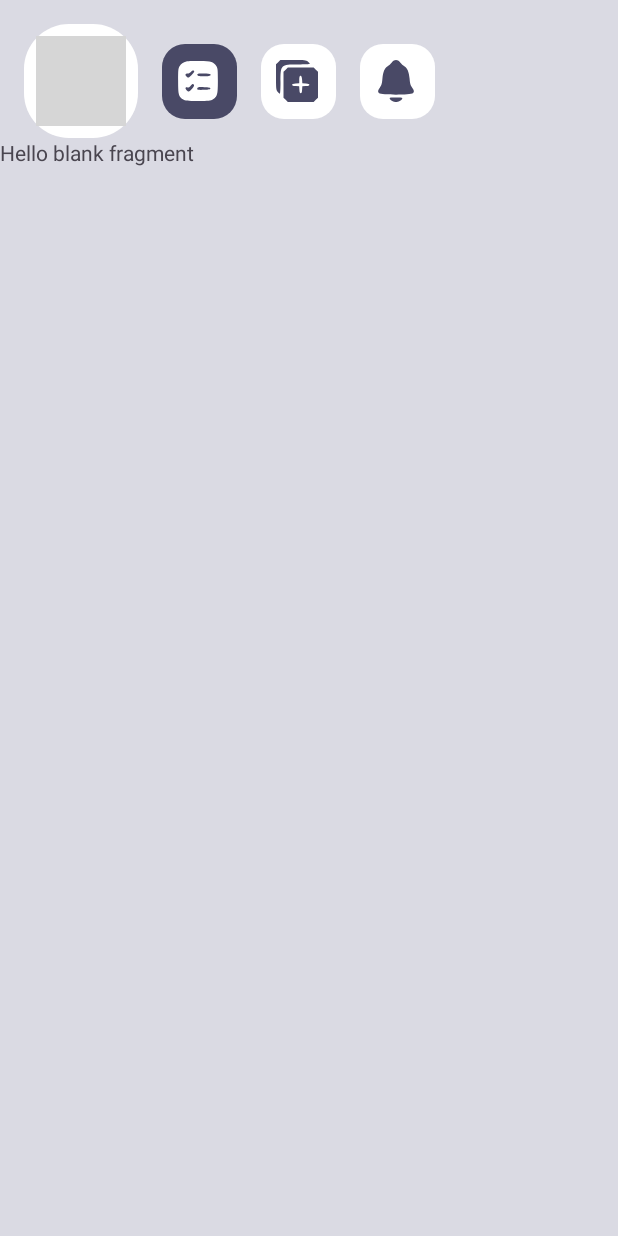
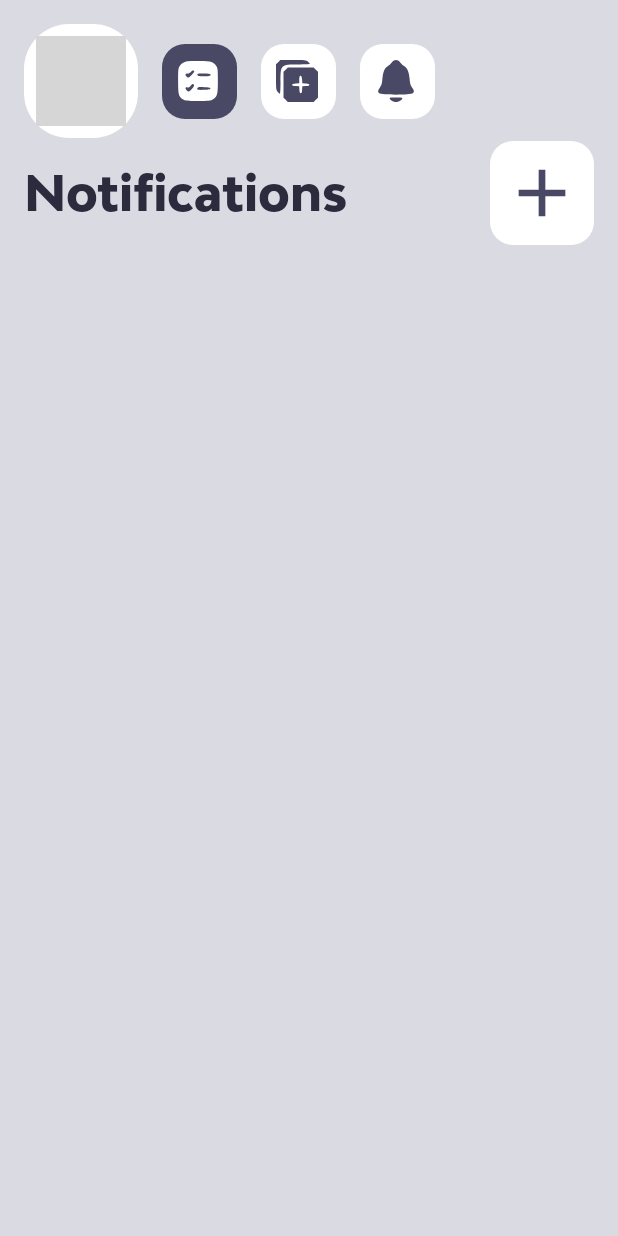
Before and after one commit to karlpaeng/QuestBuds, an Android app: the fragment FragmentNotifs placed in its activity, on a phone screen of 412 x 824 dp. Run offline under Robolectric (Android 15) with nearby library versions, the phone set to English and light mode, and no system bars; our stand-ins replace Firebase (no records; nobody signed in at launch, a user with empty details on screens opened directly), Picasso; grey boxes are pictures that could not be loaded.

Commit message:
implemented notifications adding and updating

```diff
--- a/app/src/main/java/app/questbuds/notifs/Home.java
+++ b/app/src/main/java/app/questbuds/notifs/Home.java
@@ -52,7 +52,6 @@ public class Home extends AppCompatActivity {
     String userId;
     String dayWeek;
 
-    ArrayList<ModelQuests> questsList = new ArrayList<>();
 
     @Override
     protected void onCreate(Bundle savedInstanceState) {
@@ -120,14 +119,7 @@ public class Home extends AppCompatActivity {
             }
         });
     }
-    public boolean isInternetConnected(Context context) {
-        ConnectivityManager cm = (ConnectivityManager) context.getSystemService(Context.CONNECTIVITY_SERVICE);
-        if (Build.VERSION.SDK_INT >= Build.VERSION_CODES.M) {
-            return cm.getActiveNetwork() != null && cm.getNetworkCapabilities(cm.getActiveNetwork()) != null;
-        } else {
-            return cm.getActiveNetworkInfo() != null && cm.getActiveNetworkInfo().isConnectedOrConnecting();
-        }
-    }
+
     public void selectFragment(int f){
 
         if (f!=1) {
--- /dev/null
+++ b/app/src/main/java/app/questbuds/notifs/RecAdapterNotifs.java
@@ -0,0 +1,85 @@
+package app.questbuds.notifs;
+
+import android.content.Context;
+import android.view.LayoutInflater;
+import android.view.View;
+import android.view.ViewGroup;
+import android.widget.TextView;
+
+import androidx.annotation.NonNull;
+import androidx.constraintlayout.widget.ConstraintLayout;
+import androidx.recyclerview.widget.RecyclerView;
+
+import java.util.ArrayList;
+
+public class RecAdapterNotifs extends RecyclerView.Adapter<RecAdapterNotifs.MyViewHolder> {
+    public final RecViewInterfaceNotifs recViewInterface;
+    private ArrayList<ModelNotifs> list;
+
+
+    public RecAdapterNotifs(ArrayList<ModelNotifs> list, RecViewInterfaceNotifs recViewInterface) {
+        this.list = list;
+        this.recViewInterface = recViewInterface;
+    }
+
+    public static class MyViewHolder extends RecyclerView.ViewHolder {
+        private TextView time, message;
+
+        public MyViewHolder(final View view, RecViewInterfaceNotifs recViewInterface) {
+            super(view);
+
+            time = view.findViewById(R.id.tvTimeOnRecViewNotifs);
+            message = view.findViewById(R.id.tvMessageOnRecViewNotifs);
+
+
+            itemView.setOnClickListener(new View.OnClickListener() {
+                @Override
+                public void onClick(View view) {
+                    if(recViewInterface != null){
+                        int pos = getAdapterPosition();
+                        if(pos != RecyclerView.NO_POSITION){
+                            recViewInterface.onClickItem(pos);
+
+
+                        }
+
+                    }
+                }
+            });
+        }
+    }
+
+    @NonNull
+    @Override
+    public RecAdapterNotifs.MyViewHolder onCreateViewHolder(@NonNull ViewGroup parent, int viewType) {
+        View itemView = LayoutInflater.from(parent.getContext()).inflate(R.layout.recview_notifs, parent, false);
+        return new RecAdapterNotifs.MyViewHolder(itemView, recViewInterface);
+
+
+    }
+    @Override
+    public void onBindViewHolder(@NonNull RecAdapterNotifs.MyViewHolder holder, int position) {
+        String timeStr;
+        int hour = list.get(position).hourNotif;
+        //convert to string
+        timeStr =   (hour > 12 ? hour - 12 : (hour>0?hour:12)) +
+                    ":" + (list.get(position).minNotif < 10 ? "0" : "") +
+                    list.get(position).minNotif + " " +
+                    (hour >= 12 ? "PM" : "AM");
+        holder.time.setText(timeStr);
+        holder.message.setText(list.get(position).notifText.equals("") ? "none" : list.get(position).notifText);
+
+
+    }
+
+    @Override
+    public int getItemCount() {
+        return list.size();
+    }
+
+    public void remove(int position){
+        //
+        list.remove(position);
+        notifyItemRemoved(position);
+    }
+}
--- /dev/null
+++ b/app/src/main/java/app/questbuds/notifs/RecViewInterfaceNotifs.java
@@ -0,0 +1,5 @@
+package app.questbuds.notifs;
+
+public interface RecViewInterfaceNotifs {
+    void onClickItem(int position);
+}
--- /dev/null
+++ b/app/src/main/res/drawable/svg_chat.xml
@@ -0,0 +1,5 @@
+<vector android:height="18dp" android:tint="#000000"
+    android:viewportHeight="24" android:viewportWidth="24"
+    android:width="18dp" xmlns:android="http://schemas.android.com/apk/res/android">
+    <path android:fillColor="@android:color/white" android:pathData="M20,2H4c-1.1,0 -2,0.9 -2,2v18l4,-4h14c1.1,0 2,-0.9 2,-2V4c0,-1.1 -0.9,-2 -2,-2z"/>
+</vector>
--- /dev/null
+++ b/app/src/main/res/drawable/svg_time_bigger.xml
@@ -0,0 +1,5 @@
+<vector android:height="24dp" android:tint="#000000"
+    android:viewportHeight="24" android:viewportWidth="24"
+    android:width="24dp" xmlns:android="http://schemas.android.com/apk/res/android">
+    <path android:fillColor="@android:color/white" android:pathData="M11.99,2C6.47,2 2,6.48 2,12s4.47,10 9.99,10C17.52,22 22,17.52 22,12S17.52,2 11.99,2zM15.29,16.71L11,12.41V7h2v4.59l3.71,3.71L15.29,16.71z"/>
+</vector>
--- a/app/src/main/res/layout/fragment_notifs.xml
+++ b/app/src/main/res/layout/fragment_notifs.xml
@@ -1,14 +1,56 @@
 <?xml version="1.0" encoding="utf-8"?>
-<FrameLayout xmlns:android="http://schemas.android.com/apk/res/android"
+<ScrollView xmlns:android="http://schemas.android.com/apk/res/android"
+    xmlns:app="http://schemas.android.com/apk/res-auto"
     xmlns:tools="http://schemas.android.com/tools"
+    android:layout_width="match_parent"
+    android:layout_height="match_parent"
+    android:background="@color/light_gray">
+<FrameLayout
     android:layout_width="match_parent"
     android:layout_height="match_parent"
     tools:context=".FragmentNotifs">
 
     <!-- TODO: Update blank fragment layout -->
-    <TextView
+
+
+    <androidx.constraintlayout.widget.ConstraintLayout
         android:layout_width="match_parent"
-        android:layout_height="match_parent"
-        android:text="@string/hello_blank_fragment" />
+        android:layout_height="match_parent">
 
+
+        <TextView
+            android:id="@+id/textView3"
+            android:layout_width="wrap_content"
+            android:layout_height="wrap_content"
+            android:fontFamily="@font/modelica_bold"
+            android:text="Notifications"
+            android:textSize="32sp"
+            android:textColor="@color/charc"
+            android:layout_marginTop="16dp"
+            android:layout_marginLeft="16dp"
+            app:layout_constraintLeft_toLeftOf="parent"
+            app:layout_constraintTop_toTopOf="parent" />
+        <ImageView
+            android:id="@+id/ivAddNotif"
+            android:layout_width="69dp"
+            android:layout_height="69dp"
+            android:layout_marginRight="16dp"
+            android:background="@drawable/ripple_dark_on_white"
+            android:clickable="true"
+            android:focusable="true"
+            android:padding="8dp"
+            android:src="@drawable/baseline_add_24"
+            app:layout_constraintTop_toTopOf="@id/textView3"
+            app:layout_constraintBottom_toBottomOf="@id/textView3"
+            app:layout_constraintRight_toRightOf="parent"/>
+
+        <androidx.recyclerview.widget.RecyclerView
+            android:id="@+id/rvNotifs"
+            android:layout_width="match_parent"
+            android:layout_height="550dp"
+            android:layout_marginHorizontal="20dp"
+            android:layout_marginTop="16dp"
+            app:layout_constraintTop_toBottomOf="@+id/ivAddNotif" />
+    </androidx.constraintlayout.widget.ConstraintLayout>
 </FrameLayout>
+</ScrollView>
```
Also changed, not shown: app/src/main/java/app/questbuds/notifs/FragmentNotifs.java (+263 -1 lines), app/src/main/java/app/questbuds/notifs/FragmentQuestsEdit.java (+5 -11 lines), app/src/main/java/app/questbuds/notifs/MainActivity.java (+13 -0 lines), app/src/main/java/app/questbuds/notifs/RecAdapterManageQuests.java (+3 -7 lines), app/src/main/res/layout/dialog_notif_edit.xml (added, +114 -0 lines), app/src/main/res/layout/recview_notifs.xml (added, +68 -0 lines).
